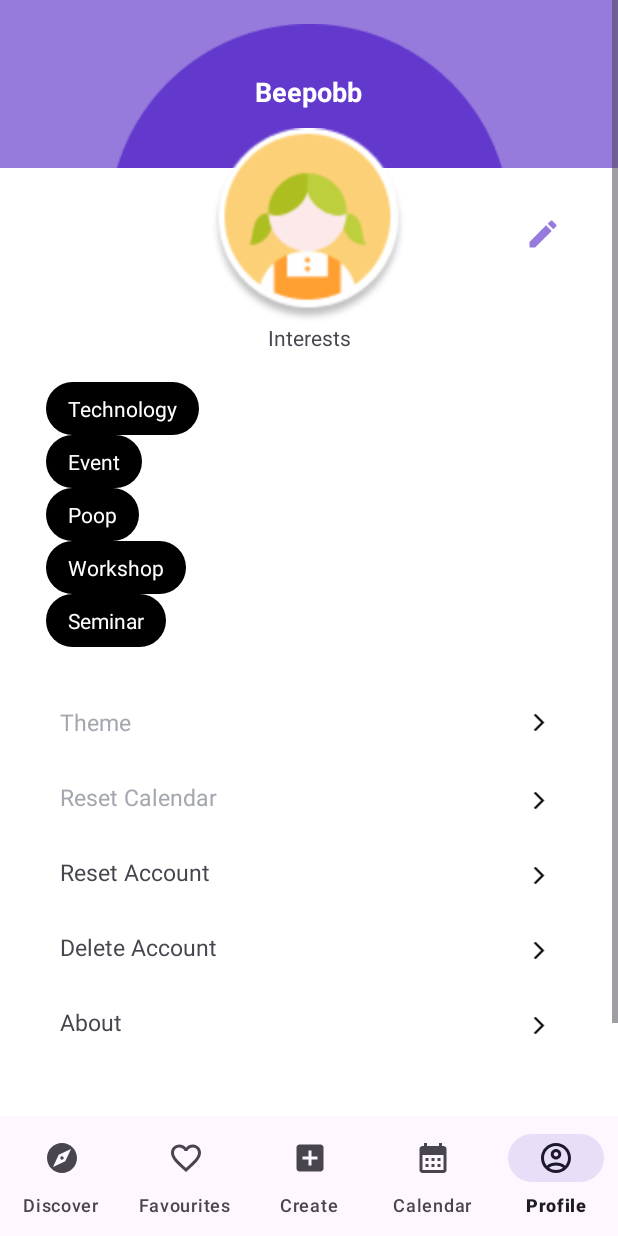
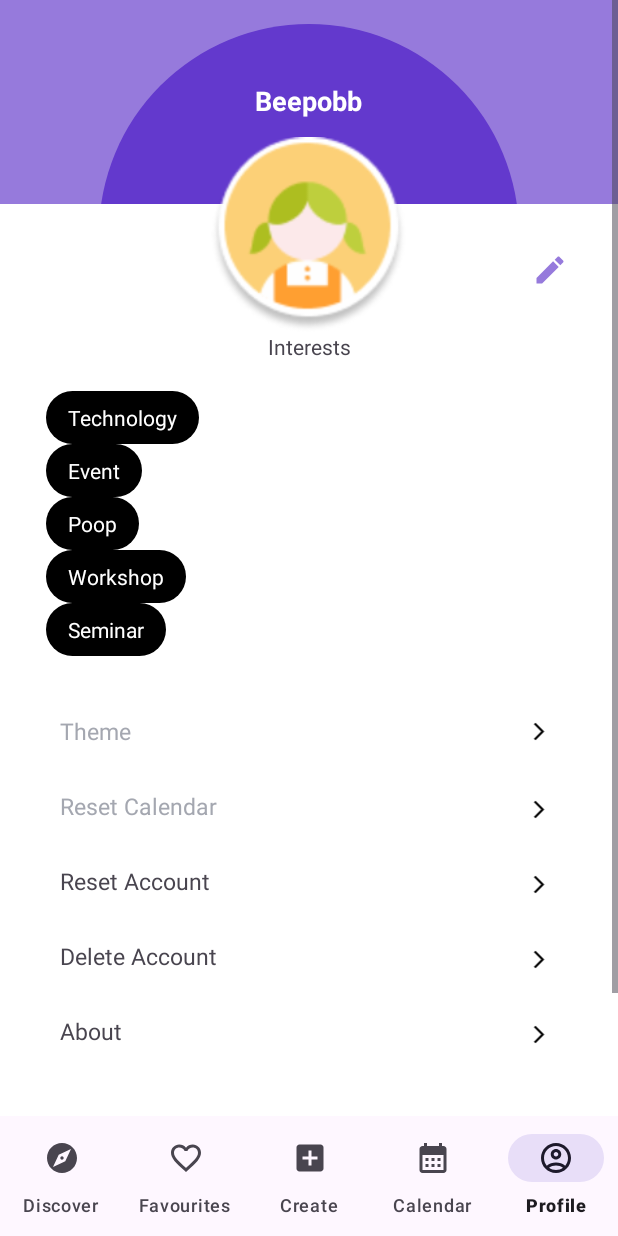
Before and after one commit to beepobb/Clarity, an Android app: the screen it shows after launch (MainActivity), item 5 of the bottom bar chosen, on a phone screen of 412 x 824 dp. Run offline under Robolectric (Android 15) with nearby library versions, the phone set to English and light mode, and no system bars.

Commit message:
Fixed merge conflicts

```diff
--- /dev/null
+++ b/app/src/main/res/drawable/profile_circle_base.xml
@@ -0,0 +1,5 @@
+<?xml version="1.0" encoding="utf-8"?>
+<shape xmlns:android="http://schemas.android.com/apk/res/android"
+    android:shape="oval">
+    <size android:width="280dp" android:height="280dp"/>
+</shape>
--- /dev/null
+++ b/app/src/main/res/drawable/profile_container.xml
@@ -0,0 +1,5 @@
+<?xml version="1.0" encoding="utf-8"?>
+<shape xmlns:android="http://schemas.android.com/apk/res/android"
+    android:shape="rectangle">
+    <size android:height="500dp"/>
+</shape>
--- a/app/src/main/res/layout/fragment_profile.xml
+++ b/app/src/main/res/layout/fragment_profile.xml
@@ -21,7 +21,8 @@
                 android:layout_width="wrap_content"
                 android:layout_height="wrap_content"
                 android:layout_marginTop="16dp"
-                android:src="@drawable/profile_bg"
+                android:background="@drawable/profile_circle_base"
+                android:backgroundTint="?attr/profile_circle"
                 app:layout_constraintEnd_toEndOf="parent"
                 app:layout_constraintStart_toStartOf="parent"
                 app:layout_constraintTop_toTopOf="parent" />
@@ -30,12 +31,13 @@
                 android:id="@+id/profileWhiteBg"
                 android:layout_width="match_parent"
                 android:layout_height="700dp"
-                android:layout_marginTop="112dp"
-                android:src="@drawable/profile_white_bg"
+                android:layout_marginTop="136dp"
+                android:background="@drawable/profile_container"
+                android:backgroundTint="?attr/profile_container"
                 app:layout_constraintEnd_toEndOf="parent"
                 app:layout_constraintHorizontal_bias="0.0"
                 app:layout_constraintStart_toStartOf="parent"
-                app:layout_constraintTop_toTopOf="parent" />
+                app:layout_constraintTop_toTopOf="parent"/>
 
             <ImageView
                 android:id="@+id/placeholderProfilePic"
--- a/app/src/main/res/values-night/themes.xml
+++ b/app/src/main/res/values-night/themes.xml
@@ -1,12 +1,20 @@
 <resources xmlns:tools="http://schemas.android.com/tools">
+    <declare-styleable name="AppTheme">
+        <!-- Define a theme attribute -->
+        <attr name="profile_circle" format="color"/>
+        <attr name="profile_container" format="color"/>
+    </declare-styleable>
     <!-- Base application theme. -->
     <style name="Base.Theme.Clarity" parent="Theme.Material3.DayNight.NoActionBar">
         <!-- Customize your dark theme here. -->
         <!-- <item name="colorPrimary">@color/my_dark_primary</item> -->
         <item name="background">@color/bg_dark</item>
+        <item name="profile_circle">@color/purple</item>
+        <item name="profile_container">@color/bg_dark</item>
     </style>
+
     <style name="ScreenBackground"><item name="android:background">@color/dark_grey</item></style>
-    <style name="Container"><item name="android:background">@color/wolf_grey</item></style>
+    <style name="Container"><item name="android:background">@color/dark_grey</item></style>
     <style name="Accent1"><item name="android:textColor">@color/purple</item></style>
     <style name="Subtitle"><item name="android:textColor">@color/grey</item></style>
     <style name="Typography"><item name="android:textColor">@color/light_grey</item></style>
--- a/app/src/main/res/values/themes.xml
+++ b/app/src/main/res/values/themes.xml
@@ -1,8 +1,15 @@
 <resources xmlns:tools="http://schemas.android.com/tools">
+    <declare-styleable name="AppTheme">
+        <!-- Define a theme attribute -->
+        <attr name="profile_circle" format="color"/>
+        <attr name="profile_container" format="color"/>
+    </declare-styleable>
     <!-- Base application theme. -->
     <style name="Base.Theme.Clarity" parent="Theme.Material3.DayNight.NoActionBar">
         <!-- Customize your light theme here. -->
         <!-- <item name="colorPrimary">@color/my_light_primary</item> -->
+        <item name="profile_circle">@color/dark_purple</item>
+        <item name="profile_container">@color/white</item>
     </style>
 
     <style name="Theme.Clarity" parent="Base.Theme.Clarity" />
```
Also changed, not shown: app/src/main/res/drawable/profile_bg.png (deleted), app/src/main/res/drawable/profile_rectangle1.png (deleted), app/src/main/res/drawable/profile_rectangle2.png (deleted).
